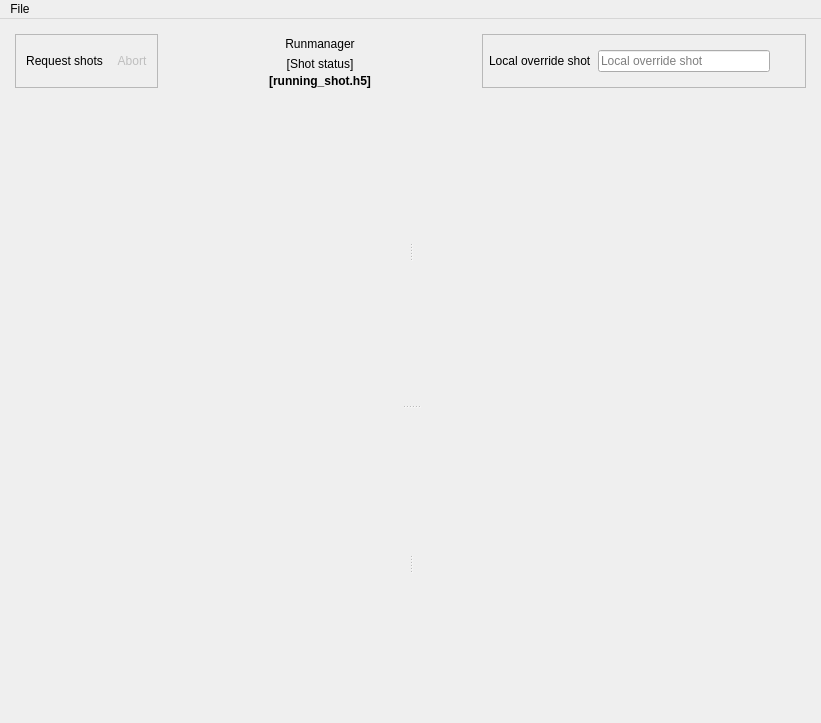
Qt form blacs/main.ui (spielman-group/blacs) before a commit.
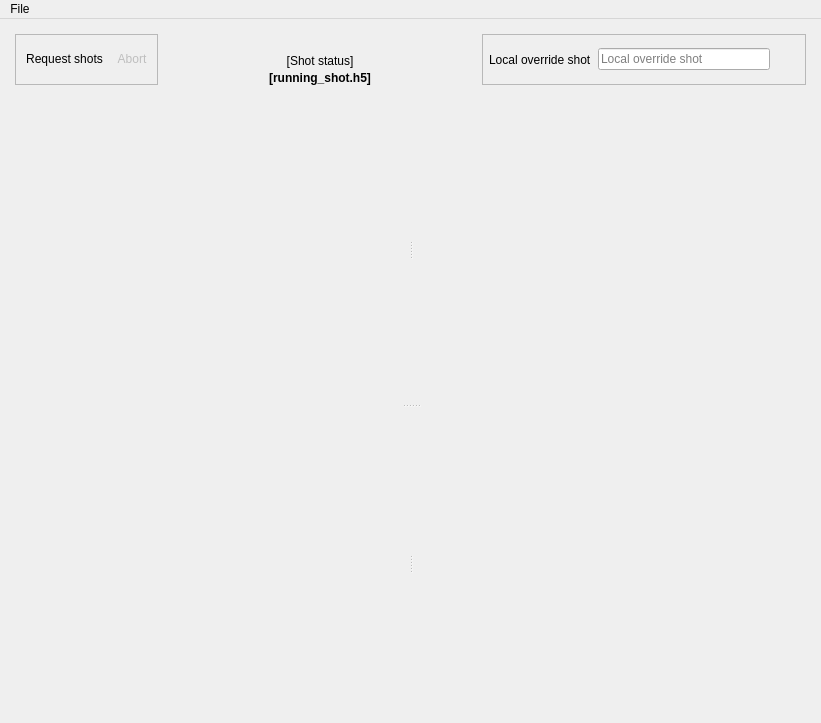
The same form after that commit. Icons and pictures are not drawn.

Commit message:
Drop the Runmanager caption beside BLACS's runmanager light
labscript-utils' LinkIndicator now draws the name it is given on a title row
with its icon, so main.ui's own caption only repeated it. The row's spacers stay,
centring the light.

Patch:
```diff
--- a/blacs/main.ui
+++ b/blacs/main.ui
@@ -247,16 +247,6 @@
                   </property>
                  </spacer>
                 </item>
-                <item>
-                 <widget class="QLabel" name="runmanager_status_label">
-                  <property name="text">
-                   <string>Runmanager</string>
-                  </property>
-                  <property name="alignment">
-                   <set>Qt::AlignCenter</set>
-                  </property>
-                 </widget>
-                </item>
                 <item>
                  <layout class="QHBoxLayout" name="runmanager_link_layout"/>
                 </item>
```
